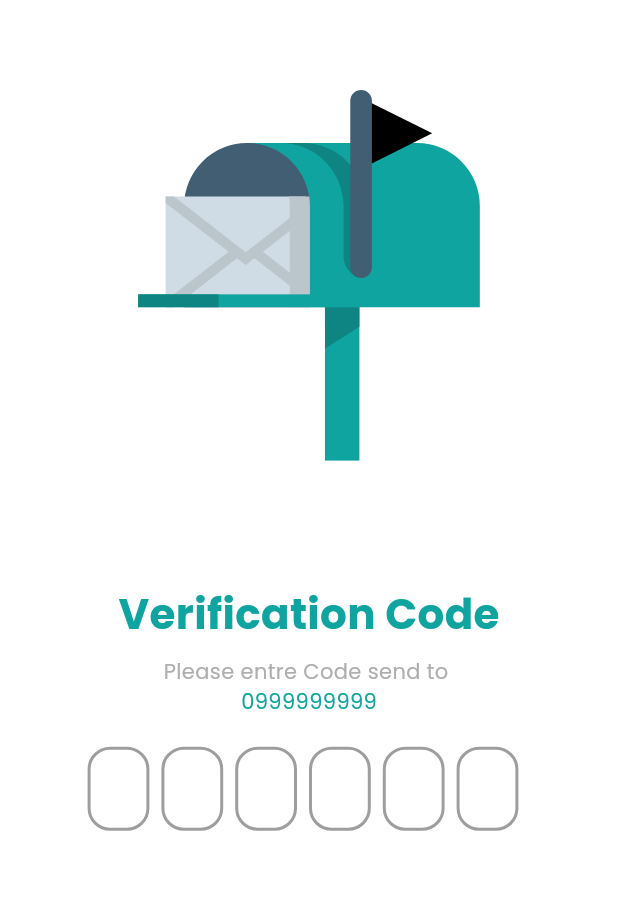
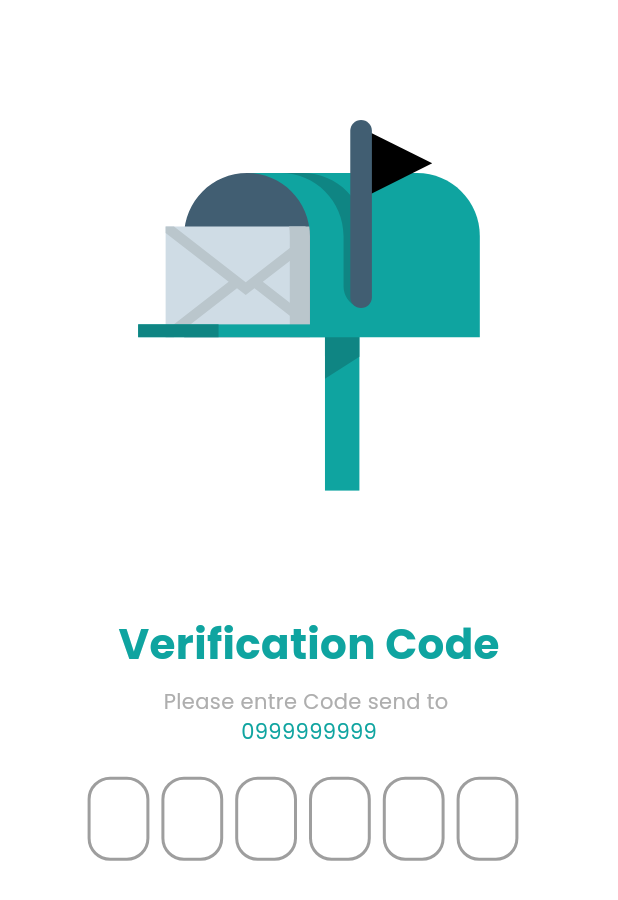
Before and after one commit to sedrabarakat/Patients-Medical-App, a Flutter app: the VerificationScreen screen opened by its route, on a phone screen of 412 x 824 dp. Shown: the top 900 px of the screen. Run offline on Flutter 3.47's test engine with Material 3 defaults, Android fonts, the phone set to English and light mode, and no system bars; drawn by our look-alikes of flutter_otp_text_field; our stand-ins replace animated_text_kit, dartz, dio, flutter_bloc, flutter_svg, freezed_annotation and 4 more.

Commit message:
some changes in verify code ui

```diff
--- a/lib/core/utils/color_manager.dart
+++ b/lib/core/utils/color_manager.dart
@@ -5,6 +5,7 @@ class ColorsManager {
 
   static const primary = Color(0xFF0FA4A0);
   static const primaryDark = Color.fromARGB(255, 10, 108, 105);
+  static Color tealLightDark = Colors.teal.shade600;
   // static const primaryDark = Color(0XFF181461);
   static const white = Color(0xFFFFFFFF);
   static const black = Colors.black;
--- a/lib/core/utils/style_manager.dart
+++ b/lib/core/utils/style_manager.dart
@@ -15,7 +15,7 @@ abstract class StyleManager {
     fontSize: 14,
     color: ColorsManager.black,
   );
-  static TextStyle fontExtraPrimary28Black = const TextStyle(
+  static TextStyle fontExtraBold28Primary = const TextStyle(
     fontWeight: FontWeight.w800,
     fontSize: 28,
     color: ColorsManager.primary,
--- a/lib/src/features/auth/presentation/pages/sign_up_page.dart
+++ b/lib/src/features/auth/presentation/pages/sign_up_page.dart
@@ -1,3 +1,4 @@
+import 'package:animated_text_kit/animated_text_kit.dart';
 import 'package:flutter/material.dart';
 import 'package:flutter_bloc/flutter_bloc.dart';
 import 'package:patient_app/core/routing/app_router.dart';
--- a/lib/src/features/auth/presentation/pages/verify_code_page.dart
+++ b/lib/src/features/auth/presentation/pages/verify_code_page.dart
@@ -40,13 +40,15 @@ class VerificationScreen extends StatelessWidget {
           return Scaffold(
             body: Form(
               key: cubit.formStateVerify,
-              child: Padding(
-                padding: const EdgeInsets.symmetric(
-                    horizontal: AppSize.screenPadding),
               child: SingleChildScrollView(
+                padding:const EdgeInsets.symmetric(
+                    horizontal: AppSize.screenPadding,
+                  vertical: AppSize.screenPadding,
+                ),// DimensionsHelper.screenPadding,
                 scrollDirection: Axis.vertical,
                 child: Column(
                   crossAxisAlignment: CrossAxisAlignment.center,
+                  mainAxisAlignment: MainAxisAlignment.center,
                   children: [
                     const Gap(60),
                     SvgPicture.asset(
@@ -56,7 +58,7 @@ class VerificationScreen extends StatelessWidget {
                     Gap(DimensionsHelper.heightPercentage(context, 10)),
                     Text(
                       AppString.verifyCode,
-                        style: StyleManager.fontExtraPrimary28Black,
+                      style: StyleManager.fontExtraBold28Primary,
                     ),
                     Gap(DimensionsHelper.heightPercentage(context, 1)),
                     const Text(
@@ -94,7 +96,6 @@ class VerificationScreen extends StatelessWidget {
                 ),
               ),
             ),
-            ),
           );
         },
       ),
--- a/pubspec.yaml
+++ b/pubspec.yaml
@@ -50,6 +50,8 @@ dependencies:
   gap: ^3.0.1
   intl: ^0.19.0
   table_calendar: ^3.1.2
+  animated_text_kit: ^4.2.2
+  flutter_screenutil: ^5.9.3
 
 dev_dependencies:
   flutter_test:
```
Also changed, not shown: pubspec.lock. Lines whose indentation alone changed are shown as unchanged.
